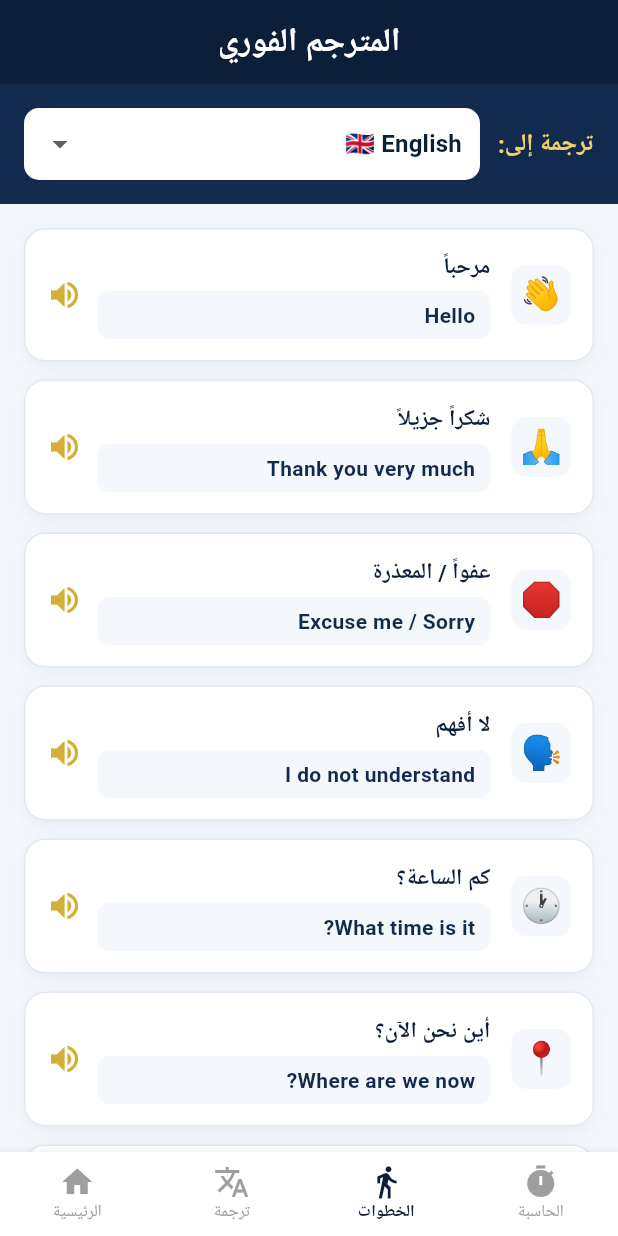
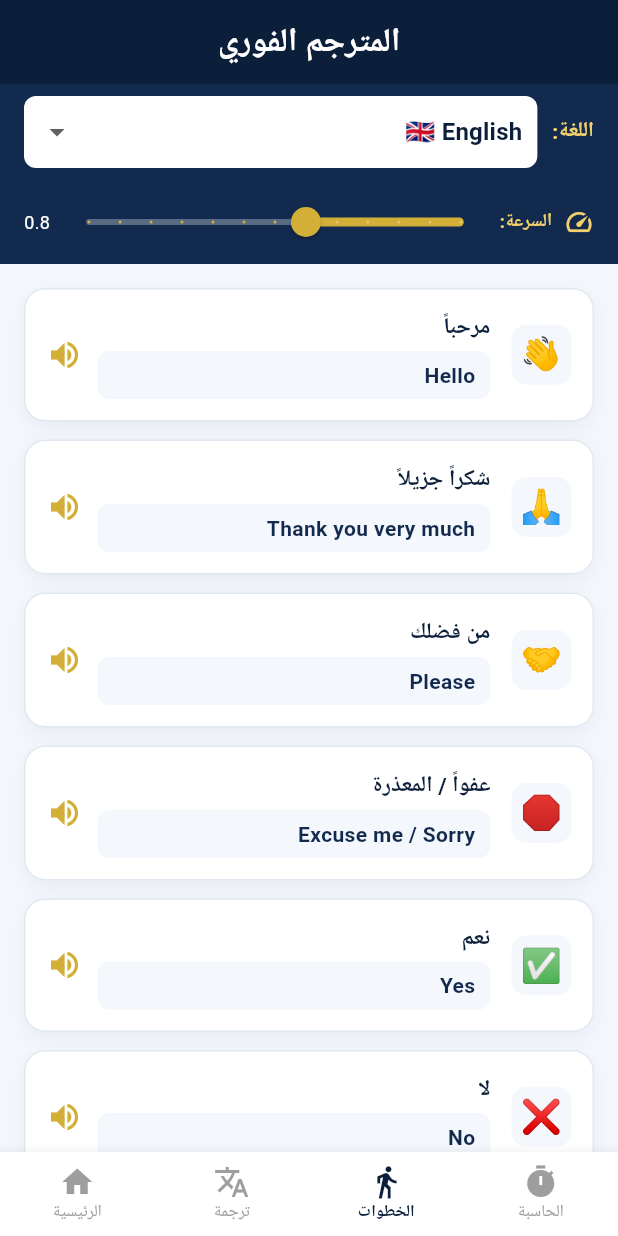
Before and after one commit to alfadniahapp-art/transit-helper, a Flutter app: the screen it shows after launch, item 2 of the bottom bar chosen, on a phone screen of 412 x 824 dp. Run offline on Flutter 3.47's test engine with Material 3 defaults, Android fonts, the phone set to English and light mode, and no system bars; our stand-ins replace flutter_tts, image_picker; Roboto replaces fonts that are missing (Cairo).

Commit message:
Implement speech rate control and phrases integration
Added speech rate control and integrated phrases data.

```diff
--- a/lib/screens/translator_screen.dart
+++ b/lib/screens/translator_screen.dart
@@ -1,6 +1,7 @@
 import 'package:flutter/material.dart';
 import 'package:flutter_tts/flutter_tts.dart';
 import '../theme.dart';
+import '../data/phrases_data.dart';
 
 class TranslatorScreen extends StatefulWidget {
   const TranslatorScreen({super.key});
@@ -11,6 +12,7 @@ class TranslatorScreen extends StatefulWidget {
 class _TranslatorScreenState extends State<TranslatorScreen> {
   final FlutterTts flutterTts = FlutterTts();
   String selectedLang = 'en';
+  double speechRate = 0.8; // سرعة النطق الافتراضية
 
   final Map<String, String> langNames = {
     'en': '🇬🇧 English',
@@ -21,16 +23,11 @@ class _TranslatorScreenState extends State<TranslatorScreen> {
     'am': '🇪🇹 አማርኛ',
   };
 
-  final List<Map<String, String>> phrases = [
-    {'icon': '👋', 'ar': 'مرحباً', 'en': 'Hello', 'zh': '你好', 'ms': 'Helo', 'tr': 'Merhaba', 'hi': 'नमस्ते', 'am': 'ሰላም'},
-    {'icon': '🙏', 'ar': 'شكراً جزيلاً', 'en': 'Thank you very much', 'zh': '非常感谢', 'ms': 'Terima kasih banyak', 'tr': 'Çok teşekkürler', 'hi': 'बहुत धन्यवाद', 'am': 'በጣም አመሰግናለሁ'},
-    {'icon': '🛑', 'ar': 'عفواً / المعذرة', 'en': 'Excuse me / Sorry', 'zh': '打扰一下 / 对不起', 'ms': 'Maafkan saya', 'tr': 'Affedersiniz', 'hi': 'माफ़ कीजिए', 'am': 'አዝናለሁ / ይቅርታ'},
-    {'icon': '🗣️', 'ar': 'لا أفهم', 'en': 'I do not understand', 'zh': '我不明白', 'ms': 'Saya tidak faham', 'tr': 'Anlamıyorum', 'hi': 'मैं समझा नहीं', 'am': 'አልገባኝም'},
-    {'icon': '🕐', 'ar': 'كم الساعة؟', 'en': 'What time is it?', 'zh': '现在几点了？', 'ms': 'Pukul berapa sekarang?', 'tr': 'Saat kaç?', 'hi': 'कितने बजे हैं?', 'am': 'ሰዓቱ ስንት ነው?'},
-    {'icon': '📍', 'ar': 'أين نحن الآن؟', 'en': 'Where are we now?', 'zh': '我们现在在哪里？', 'ms': 'Di manakah kita sekarang?', 'tr': 'Şu an neredeyiz?', 'hi': 'हम अब कहाँ हैं?', 'am': 'አሁን የት ነን?'},
-    {'icon': '📶', 'ar': 'هل يوجد واي فاي في المطار؟', 'en': 'Is there Wi-Fi in the airport?', 'zh': '机场有Wi-Fi吗？', 'ms': 'Adakah terdapat Wi-Fi di lapangan terbang?', 'tr': 'Havalimanında Wi-Fi var mı?', 'hi': 'क्या हवाई अड्डे में वाई-फाई है?', 'am': 'በአውሮፕላን ማረፊያው ውስጥ ዋይፋይ አለ?'},
-    {'icon': '🚕', 'ar': 'أريد تاكسي من فضلك', 'en': 'I want a taxi, please', 'zh': '请给我叫一辆出租车', 'ms': 'Saya mahu teksi, tolong', 'tr': 'Lütfen bir taksi istiyorum', 'hi': 'कृपया मुझे टैक्सी चाहिए', 'am': 'እባክዎ ታክሲ እፈልጋለሁ'},
-  ];
+  @override
+  void initState() {
+    super.initState();
+    flutterTts.setSpeechRate(speechRate);
+  }
 
   Future<void> speak(String text) async {
     await flutterTts.setLanguage(selectedLang == 'en' ? 'en-US' :
@@ -38,7 +35,7 @@ class _TranslatorScreenState extends State<TranslatorScreen> {
                                  selectedLang == 'ms' ? 'ms-MY' :
                                  selectedLang == 'tr' ? 'tr-TR' :
                                  selectedLang == 'hi' ? 'hi-IN' : 'am-ET');
-    await flutterTts.setSpeechRate(0.9);
+    await flutterTts.setSpeechRate(speechRate);
     await flutterTts.speak(text);
   }
 
@@ -52,19 +49,16 @@ class _TranslatorScreenState extends State<TranslatorScreen> {
         children: [
           // شريط اختيار اللغة
           Container(
-            padding: const EdgeInsets.all(16),
+            padding: const EdgeInsets.symmetric(horizontal: 16, vertical: 8),
             color: AppColors.navy2,
             child: Row(
               children: [
-                const Text('ترجمة إلى:', style: TextStyle(color: AppColors.gold2, fontWeight: FontWeight.bold, fontSize: 16)),
-                const SizedBox(width: 12),
+                const Text('اللغة:', style: TextStyle(color: AppColors.gold2, fontWeight: FontWeight.bold, fontSize: 14)),
+                const SizedBox(width: 10),
                 Expanded(
                   child: Container(
-                    padding: const EdgeInsets.symmetric(horizontal: 12),
-                    decoration: BoxDecoration(
-                      color: AppColors.white,
-                      borderRadius: BorderRadius.circular(10),
-                    ),
+                    padding: const EdgeInsets.symmetric(horizontal: 10),
+                    decoration: BoxDecoration(color: AppColors.white, borderRadius: BorderRadius.circular(8)),
                     child: DropdownButton<String>(
                       value: selectedLang,
                       isExpanded: true,
@@ -80,14 +74,43 @@ class _TranslatorScreenState extends State<TranslatorScreen> {
             ),
           ),
 
+          // شريط التحكم في سرعة القراءة
+          Container(
+            padding: const EdgeInsets.symmetric(horizontal: 16, vertical: 4),
+            color: AppColors.navy2,
+            child: Row(
+              children: [
+                const Icon(Icons.speed, color: AppColors.gold2, size: 20),
+                const SizedBox(width: 8),
+                const Text('السرعة:', style: TextStyle(color: AppColors.gold2, fontSize: 12, fontWeight: FontWeight.bold)),
+                Expanded(
+                  child: Slider(
+                    value: speechRate,
+                    min: 0.3,
+                    max: 1.5,
+                    divisions: 12,
+                    activeColor: AppColors.gold,
+                    inactiveColor: Colors.white30,
+                    label: speechRate.toStringAsFixed(1),
+                    onChanged: (val) {
+                      setState(() => speechRate = val);
+                      flutterTts.setSpeechRate(speechRate);
+                    },
+                  ),
+                ),
+                Text(speechRate.toStringAsFixed(1), style: const TextStyle(color: AppColors.white, fontSize: 12)),
+              ],
+            ),
+          ),
+
           // قائمة العبارات
           Expanded(
             child: ListView.builder(
               padding: const EdgeInsets.all(16),
-              itemCount: phrases.length,
+              itemCount: PhrasesData.basics.length,
               itemBuilder: (context, index) {
-                final phrase = phrases[index];
-                final translatedText = phrase[selectedLang] ?? phrase['en']!;
+                final phrase = PhrasesData.basics[index];
+                final translatedText = phrase.getText(selectedLang);
 
                 return Container(
                   margin: const EdgeInsets.only(bottom: 12),
@@ -109,14 +132,14 @@ class _TranslatorScreenState extends State<TranslatorScreen> {
                             height: 40,
                             decoration: BoxDecoration(color: AppColors.bg, borderRadius: BorderRadius.circular(10)),
                             alignment: Alignment.center,
-                            child: Text(phrase['icon']!, style: const TextStyle(fontSize: 22)),
+                            child: Text(phrase.icon, style: const TextStyle(fontSize: 22)),
                           ),
                           const SizedBox(width: 14),
                           Expanded(
                             child: Column(
                               crossAxisAlignment: CrossAxisAlignment.start,
                               children: [
-                                Text(phrase['ar']!, style: const TextStyle(fontWeight: FontWeight.bold, fontSize: 15, color: AppColors.navy)),
+                                Text(phrase.ar, style: const TextStyle(fontWeight: FontWeight.bold, fontSize: 15, color: AppColors.navy)),
                                 const SizedBox(height: 6),
                                 Container(
                                   width: double.infinity,
```
